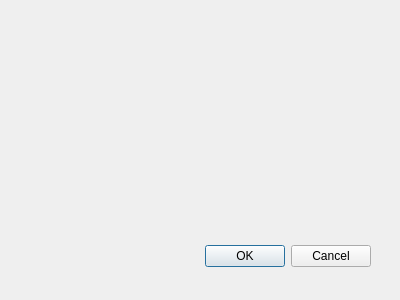
This is initgamedialog.ui in sholmp/qt_tictactoe as Qt 5 draws it before an edit. The edited form follows.
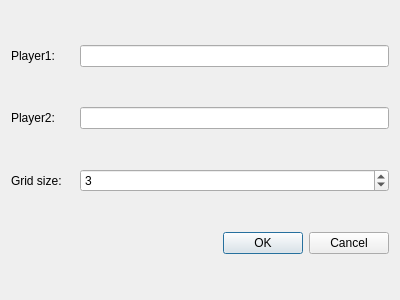
This is the edited form.

Commit message: A dialog for initializing name and grid size

```diff
--- a/initgamedialog.ui
+++ b/initgamedialog.ui
@@ -15,15 +15,29 @@
   <property name="windowTitle">
    <string>Dialog</string>
   </property>
-  <widget name="buttonBox" class="QDialogButtonBox">
-   <property name="geometry">
-    <rect>
-     <x>30</x>
-     <y>240</y>
-     <width>341</width>
-     <height>32</height>
-    </rect>
-   </property>
+  <layout class="QGridLayout" name="gridLayout">
+   <item row="0" column="1">
+    <widget class="QLabel" name="player1Label">
+     <property name="text">
+      <string>Player1:</string>
+     </property>
+    </widget>
+   </item>
+   <item row="0" column="4">
+    <widget class="QLineEdit" name="editPlayer1"/>
+   </item>
+   <item row="1" column="1">
+    <widget class="QLabel" name="player2Label">
+     <property name="text">
+      <string>Player2:</string>
+     </property>
+    </widget>
+   </item>
+   <item row="1" column="4">
+    <widget class="QLineEdit" name="editPlayer2"/>
+   </item>
+   <item row="3" column="1" colspan="4">
+    <widget class="QDialogButtonBox" name="buttonBox">
    <property name="orientation">
     <enum>Qt::Horizontal</enum>
    </property>
@@ -31,8 +45,23 @@
     <set>QDialogButtonBox::Cancel|QDialogButtonBox::Ok</set>
    </property>
   </widget>
- </widget>
- <pixmapfunction/>
+   </item>
+   <item row="2" column="1">
+    <widget class="QLabel" name="label">
+     <property name="text">
+      <string>Grid size:</string>
+     </property>
+    </widget>
+   </item>
+   <item row="2" column="4">
+    <widget class="QSpinBox" name="spinBox">
+     <property name="value">
+      <number>3</number>
+     </property>
+    </widget>
+   </item>
+  </layout>
+ </widget>
  <resources/>
  <connections>
   <connection>
```
Left out of the diff: 10 changed lines with no effect on the pictures. Lines whose indentation alone changed are shown as unchanged. The commit also changes 2 other files.
